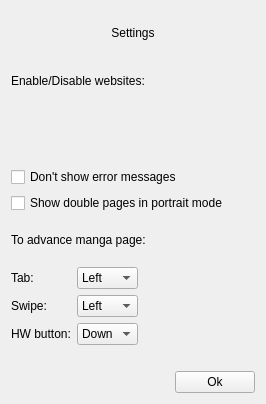
Before: the Qt Designer form widgets/settingsdialog.ui in Rain92/UltimateMangaReader, drawn with Qt 5.
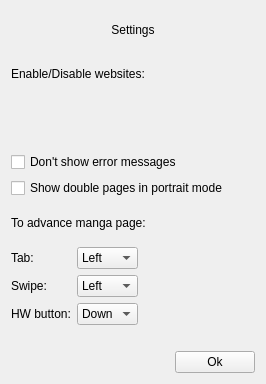
After: the same form once the commit is applied.

```diff
--- a/widgets/settingsdialog.ui
+++ b/widgets/settingsdialog.ui
@@ -7,7 +7,7 @@
     <x>0</x>
     <y>0</y>
     <width>266</width>
-    <height>404</height>
+    <height>384</height>
    </rect>
   </property>
   <property name="windowTitle">
@@ -29,7 +29,7 @@
       <set>Qt::AlignCenter</set>
      </property>
      <property name="margin">
-      <number>30</number>
+      <number>20</number>
      </property>
     </widget>
    </item>
```
